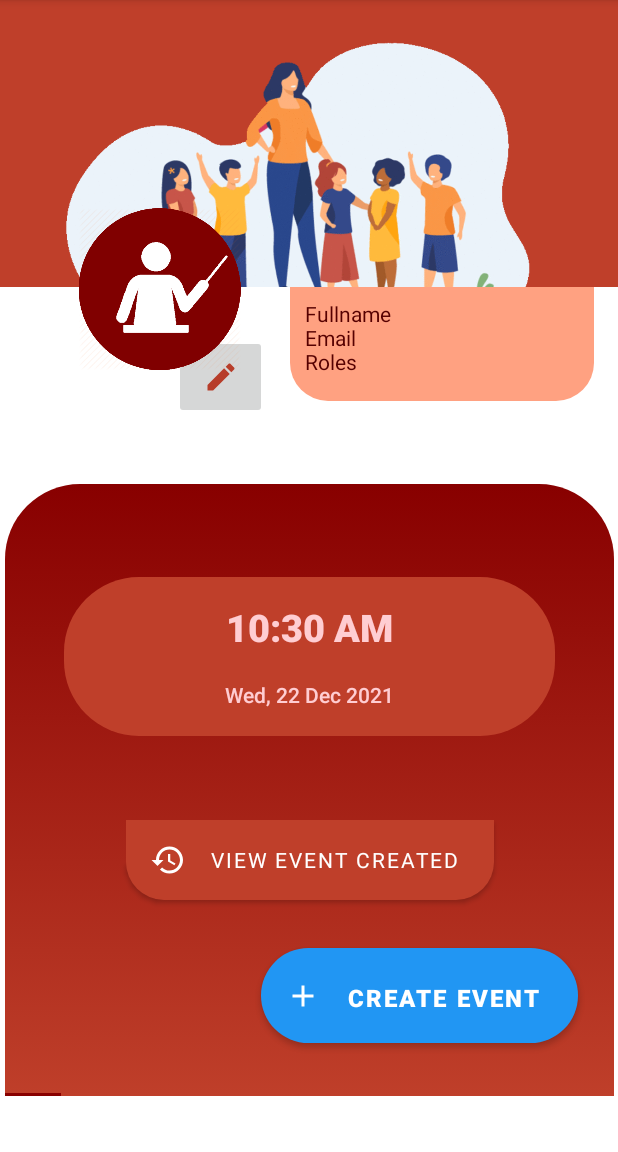
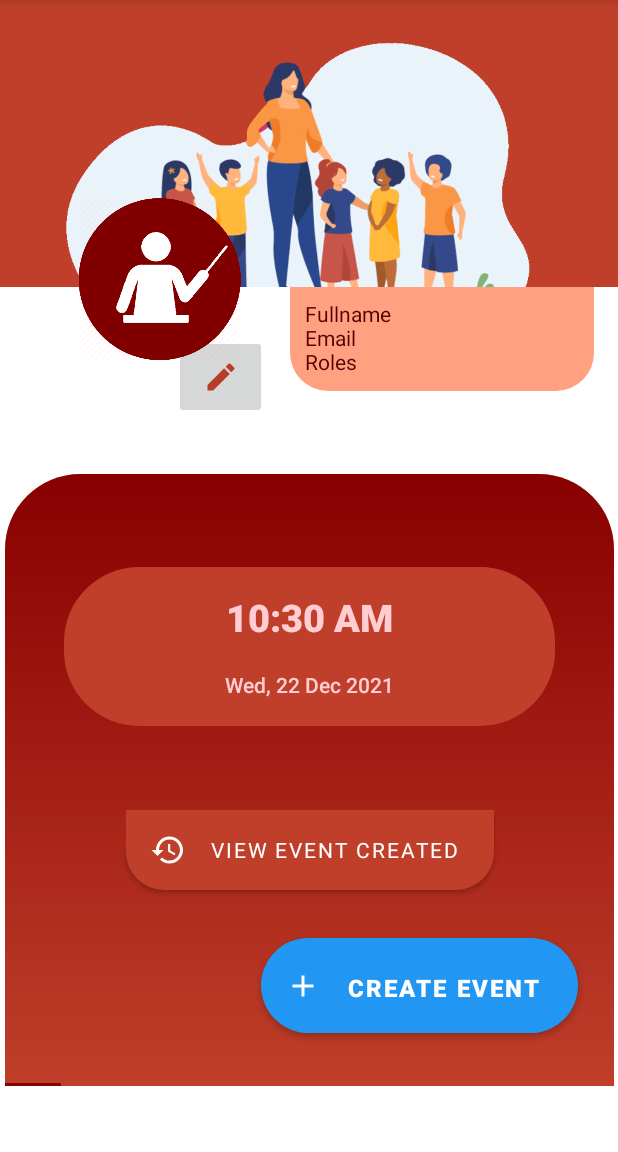
Before and after one commit to Juneberd/RADA-Mobile_AttendanceTestProject, an Android app: the Dashboard_Facilititor screen opened directly, with no data from a screen before it, on a phone screen of 412 x 824 dp, the part 84-1236 px from its top. Run offline under Robolectric (Android 15) with nearby library versions, the phone set to English and light mode, and no system bars; our stand-ins replace Volley; libraries missing offline, so code that uses them is left out: cn.pedant, com.karumi.dexter; network calls fail; pictures from the network do not load; 2 statements that could not run were skipped.

Commit message:
4th Commit

```diff
--- a/app/src/main/res/layout/activity_dashboard_facilititor.xml
+++ b/app/src/main/res/layout/activity_dashboard_facilititor.xml
@@ -60,7 +60,7 @@
                 <TextView
                     android:id="@+id/textViewF"
                     android:layout_width="0dp"
-                    android:layout_height="76dp"
+                    android:layout_height="wrap_content"
                     android:layout_marginStart="15dp"
                     android:layout_marginEnd="16dp"
                     android:background="@drawable/background_3"
--- a/app/src/main/res/layout/activity_dashboard_student.xml
+++ b/app/src/main/res/layout/activity_dashboard_student.xml
@@ -109,7 +109,7 @@
                                 <TextView
                                     android:id="@+id/textViewS"
                                     android:layout_width="175dp"
-                                    android:layout_height="96dp"
+                                    android:layout_height="wrap_content"
                                     android:layout_marginStart="45dp"
                                     android:layout_marginTop="195dp"
                                     android:background="@drawable/background_3"
```
